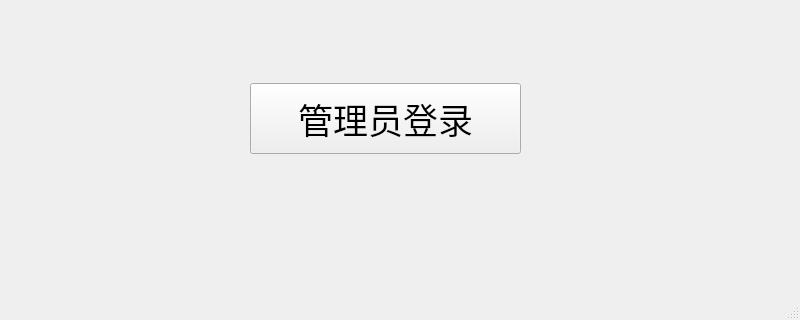
The window that airport/sign.ui (saber-mashiro/Airport) describes before a commit, drawn with Qt 5; both pictures show x 0 to 800 and y 280 to 600 of the 800 by 600 pixel window.
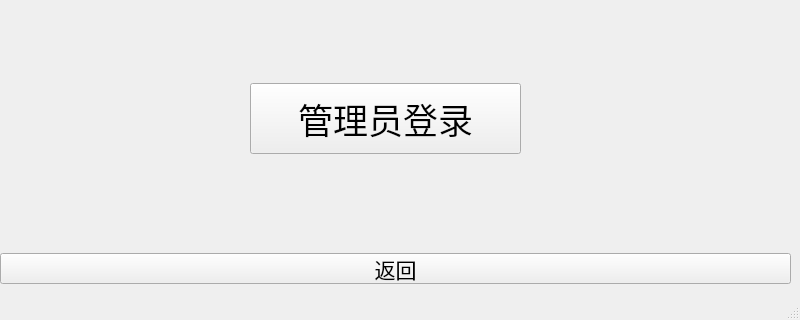
The same window after the commit.

The edit to the form file:
```diff
--- a/airport/sign.ui
+++ b/airport/sign.ui
@@ -52,6 +52,25 @@
      <string>管理员登录</string>
     </property>
    </widget>
+   <widget class="QPushButton" name="backMain">
+    <property name="geometry">
+     <rect>
+      <x>0</x>
+      <y>510</y>
+      <width>791</width>
+      <height>31</height>
+     </rect>
+    </property>
+    <property name="font">
+     <font>
+      <family>方正字迹-兰梓蓑笠翁体 简</family>
+      <pointsize>16</pointsize>
+     </font>
+    </property>
+    <property name="text">
+     <string>返回</string>
+    </property>
+   </widget>
   </widget>
   <widget class="QMenuBar" name="menubar">
    <property name="geometry">
```
Left out of the diff: 4 changed lines with no effect on the pictures.
